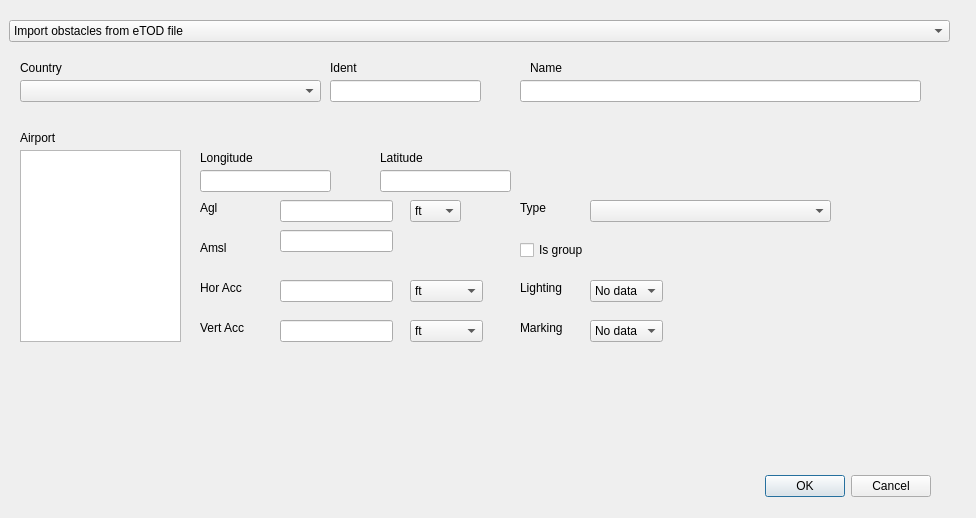
Qt form aviationnavigationdb/obstacle_dialog_base.ui (strpaw/AviationNavigationDatabase) before a commit.
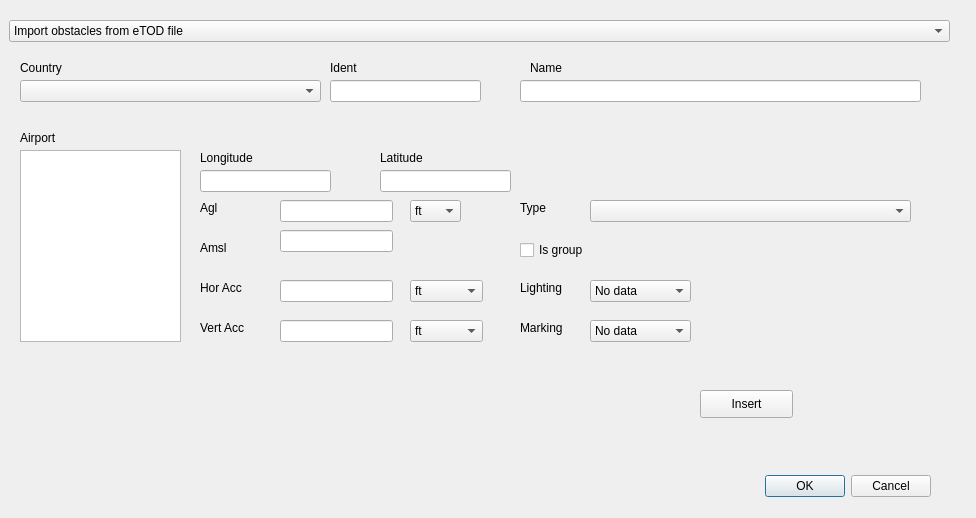
The same form after that commit. The open tabs and pages were chosen to show the change.

Commit message: Adjust GUI name elements to obstacle table columns

```diff
--- a/aviationnavigationdb/obstacle_dialog_base.ui
+++ b/aviationnavigationdb/obstacle_dialog_base.ui
@@ -438,7 +438,7 @@
       <rect>
        <x>580</x>
        <y>150</y>
-       <width>241</width>
+       <width>321</width>
        <height>22</height>
       </rect>
      </property>
@@ -510,7 +510,7 @@
       <rect>
        <x>580</x>
        <y>230</y>
-       <width>73</width>
+       <width>101</width>
        <height>22</height>
       </rect>
      </property>
@@ -535,7 +535,7 @@
       <rect>
        <x>580</x>
        <y>270</y>
-       <width>73</width>
+       <width>101</width>
        <height>22</height>
       </rect>
      </property>
@@ -578,6 +578,19 @@
       </rect>
      </property>
     </widget>
+    <widget class="QPushButton" name="pushButtonInsertSingleObstacle">
+     <property name="geometry">
+      <rect>
+       <x>690</x>
+       <y>340</y>
+       <width>93</width>
+       <height>28</height>
+      </rect>
+     </property>
+     <property name="text">
+      <string>Insert</string>
+     </property>
+    </widget>
    </widget>
   </widget>
  </widget>
```
Left out of the diff: 43 changed lines with no effect on the pictures.
